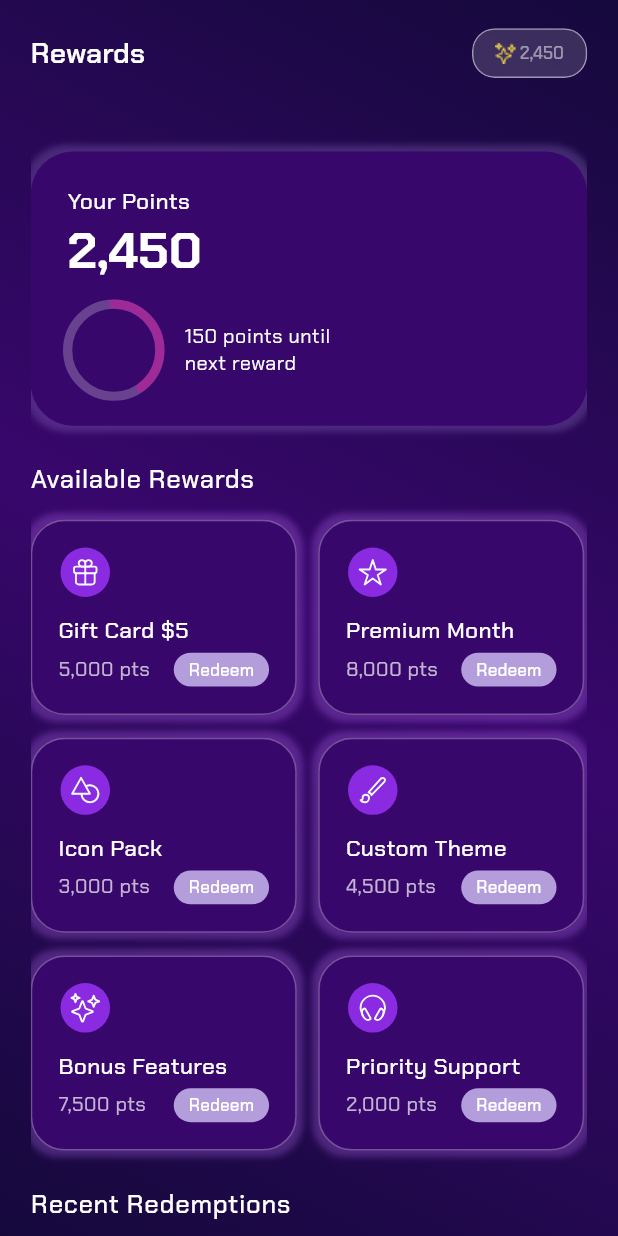
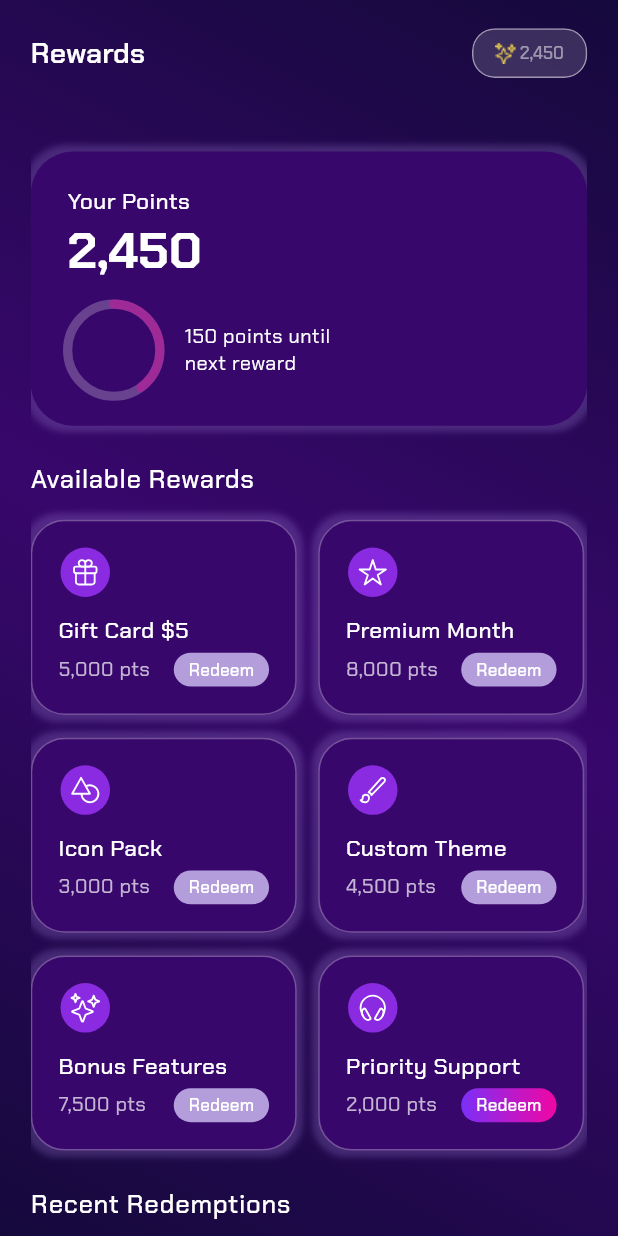
Before and after one commit to TralyICP/traly-mobile, a Flutter app: the Rewards screen opened directly, on a phone screen of 412 x 824 dp. Run offline on Flutter 3.47's test engine with Material 3 defaults, Android fonts, the light colour scheme and no system bars; our stand-ins replace equatable, flutter_riverpod, flutter_screenutil, flutter_svg, go_router, google_fonts.

Commit message:
feat: code refactoring, added screenshots.

```diff
--- a/lib/src/features/bottom_navigation/widgets/reward_widget.dart
+++ b/lib/src/features/bottom_navigation/widgets/reward_widget.dart
@@ -11,11 +11,13 @@ class RewardWidget extends StatefulWidget {
   final SvgGenImage icon;
   final String title;
   final String points;
+  final bool? isLower;
   const RewardWidget(
       {super.key,
       required this.icon,
       required this.title,
-      required this.points});
+      required this.points,
+      this.isLower = false});
 
   @override
   State<RewardWidget> createState() => _RewardWidgetState();
@@ -30,13 +32,11 @@ class _RewardWidgetState extends State<RewardWidget> {
       padding: EdgeInsets.all(17.w),
       decoration: BoxDecoration(
         color: AppColors.primary.shade700,
-        border: Border.all(
-          color: AppColors.whites.withValues(alpha: .3)
-        ),
+        border: Border.all(color: AppColors.whites.withValues(alpha: .3)),
         borderRadius: BorderRadius.circular(24.r),
         boxShadow: [
           BoxShadow(
-            color: Color(0xFFB96BF3).withValues(alpha: 0.3),
+            color: AppColors.primary.shade300.withValues(alpha: 0.3),
             spreadRadius: 4,
             blurRadius: 3,
             offset: const Offset(0, 0), // changes position of shadow
@@ -50,15 +50,18 @@ class _RewardWidgetState extends State<RewardWidget> {
           Container(
             width: 35.w,
             height: 35.h,
-            decoration: const BoxDecoration(
-              color: Color(0xFF8A2BE2),
+            decoration: BoxDecoration(
+              color: AppColors.primary.shade600,
               shape: BoxShape.circle,
             ),
             child: widget.icon.svg(fit: BoxFit.scaleDown),
           ),
           TralyConstants.smallSpaceX.h.vSpace,
-          Text(widget.title, style: context.bodyMedium?.medium,),
-           TralyConstants.tinySpace.h.vSpace,
+          Text(
+            widget.title,
+            style: context.bodyMedium?.medium,
+          ),
+          TralyConstants.tinySpace.h.vSpace,
           Row(
             mainAxisAlignment: MainAxisAlignment.spaceBetween,
             children: [
@@ -71,7 +74,15 @@ class _RewardWidgetState extends State<RewardWidget> {
                 width: 62.w,
                 height: 24.h,
                 decoration: BoxDecoration(
-                    color: AppColors.primary.shade200,
+                    gradient: widget.isLower == false
+                        ? LinearGradient(colors: [
+                            AppColors.primary.shade200,
+                            AppColors.primary.shade200
+                          ])
+                        : LinearGradient(colors: [
+                            AppColors.primary.shade400,
+                            AppColors.secondary.shade500,
+                          ]),
                     borderRadius: BorderRadius.circular(14.r)),
                 padding: TralyConstants.smallSpace.w.hEdgeInsets,
                 child: Center(
--- a/lib/src/features/settings/pages/achievements.dart
+++ b/lib/src/features/settings/pages/achievements.dart
@@ -107,6 +107,7 @@ class _BadgesPageState extends State<AchievementsPage> {
                 child: Column(
                   crossAxisAlignment: CrossAxisAlignment.start,
                   children: [
+                    TralyConstants.smallSpace.h.vSpace,
                     Center(
                       child: InkWell(
                         onTap: () {
```
Also changed, not shown: lib/src/features/bottom_navigation/pages/home_page.dart (+13 -10 lines), lib/src/features/bottom_navigation/pages/settings.dart (+9 -20 lines), 2 other files.
